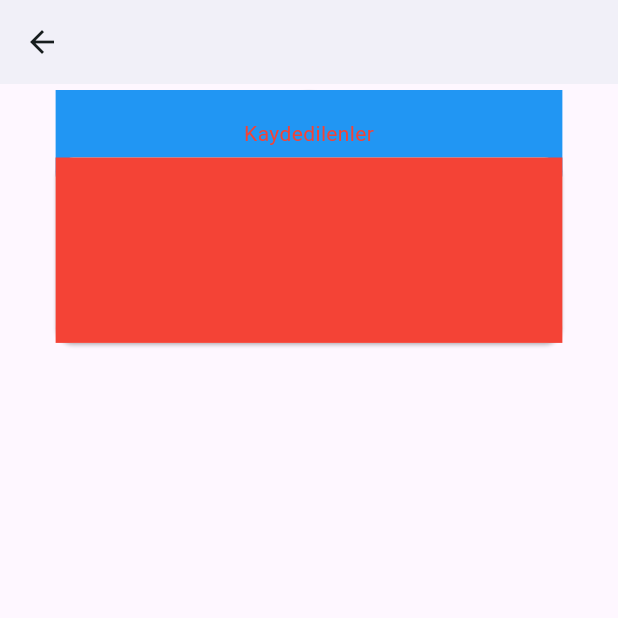
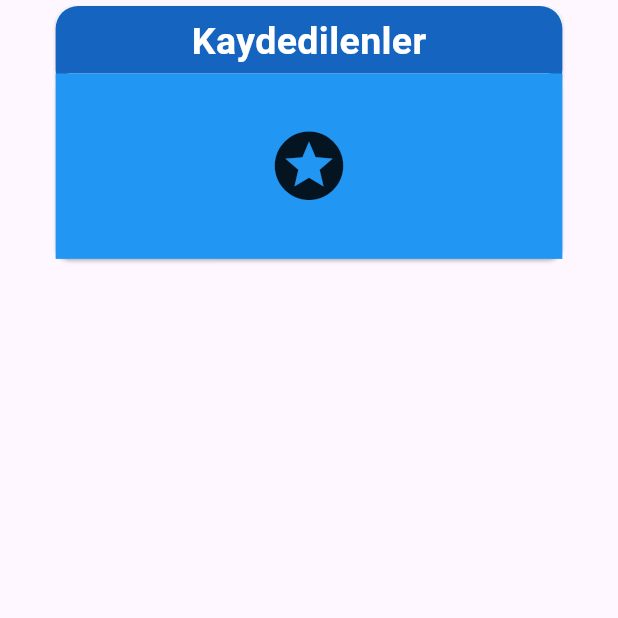
Before and after one commit to alperozyyurt4/NotKutusu, a Flutter app: the HomeTest screen opened directly, on a phone screen of 412 x 824 dp, the top half of it. Run offline on Flutter 3.47's test engine with Material 3 defaults, Android fonts, the phone set to English and light mode, and no system bars.

Commit message:
home page start

```diff
--- a/lib/LoginPage/login_widgets.dart
+++ b/lib/LoginPage/login_widgets.dart
@@ -1,6 +1,8 @@
 import 'package:flutter/material.dart';
 import 'package:notkutusu/constant/color_utility.dart';
 import 'package:notkutusu/constant/text_style.dart';
+import 'package:notkutusu/functions/navi_func.dart';
+import 'package:notkutusu/homepage/home_page.dart';
 
 //* Global controllers hepsi için baştan tanımlamaya gerek kalmadı
 final userNameController = TextEditingController();
@@ -23,6 +25,7 @@ class GirisYap extends StatelessWidget with ColorsUtility, LoginWidgetsTextStyle
         String password = passwordController.text;
         print('$userNameText: $username');
         print('$password: $password');
+        NavigatorPage(context, page: const HomePage());
       },
       style: ElevatedButton.styleFrom(
         backgroundColor: appBlue,
--- a/lib/constant/color_utility.dart
+++ b/lib/constant/color_utility.dart
@@ -6,4 +6,6 @@ mixin ColorsUtility {
   Color whiteColor = Colors.white;
 
   Color normalBlue = Colors.blue;
+
+  Color normalRed = Colors.red;
 }
--- a/lib/homepage/home_widgets.dart
+++ b/lib/homepage/home_widgets.dart
@@ -1,4 +1,5 @@
 import 'package:flutter/material.dart';
+import 'package:notkutusu/constant/color_utility.dart';
 import 'package:notkutusu/constant/icon_utility.dart';
 
 class HomeTest extends StatefulWidget {
@@ -8,14 +9,14 @@ class HomeTest extends StatefulWidget {
   State<HomeTest> createState() => _HomeTestState();
 }
 
-class _HomeTestState extends State<HomeTest> {
+class _HomeTestState extends State<HomeTest> with ColorsUtility, IconUtility {
   @override
   Widget build(BuildContext context) {
     final double screenHeight = MediaQuery.of(context).size.height;
     final double screenWidth = MediaQuery.of(context).size.height;
     return Scaffold(
-      appBar: AppBar(),
       body: Container(
+        child: Container(
           child: Row(
             mainAxisAlignment: MainAxisAlignment.center,
             children: [
@@ -25,31 +26,44 @@ class _HomeTestState extends State<HomeTest> {
                   alignment: Alignment.topCenter,
                   children: [
                     Card(
-                    shape: const CircleBorder(),
                         child: Container(
-                        color: Colors.blue,
+                            decoration: BoxDecoration(borderRadius: BorderRadius.circular(15), color: appBlue),
                             height: screenHeight * 0.07,
                             width: screenWidth * 0.41,
-                        child: const Center(
-                            child: Text(
-                          'Kaydedilenler',
-                          style: TextStyle(color: Colors.red),
+                            child: Center(
+                              child: Padding(
+                                padding: const EdgeInsets.only(bottom: 10),
+                                child: Text('Kaydedilenler',
+                                    style: TextStyle(color: whiteColor, fontSize: 25, fontWeight: FontWeight.bold)),
+                              ),
                             ))),
-                  ),
                     Padding(
                       padding: const EdgeInsets.only(top: 45),
                       child: Card(
-                      child: Container(
-                          color: Colors.red,
+                        shape: RoundedRectangleBorder(
+                          borderRadius:
+                              BorderRadius.circular(10.0), // İstenen yuvarlama miktarını burada ayarlayabilirsiniz
+                        ),
+                        child: Stack(
+                          alignment: Alignment.center,
+                          children: [
+                            Container(
+                                color: normalBlue,
                                 width: screenWidth * 0.41,
                                 height: screenHeight * 0.15,
                                 child: const Text('')),
+                            Container(
+                              child: const Icon(Icons.stars, size: 55),
+                            )
+                          ],
+                        ),
                       ),
                     ),
                   ],
                 ),
               ),
             ],
+          ),
         ),
       ),
     );
```
Also changed, not shown: lib/homepage/home_page.dart (+44 -0 lines). Lines whose indentation alone changed are shown as unchanged.
